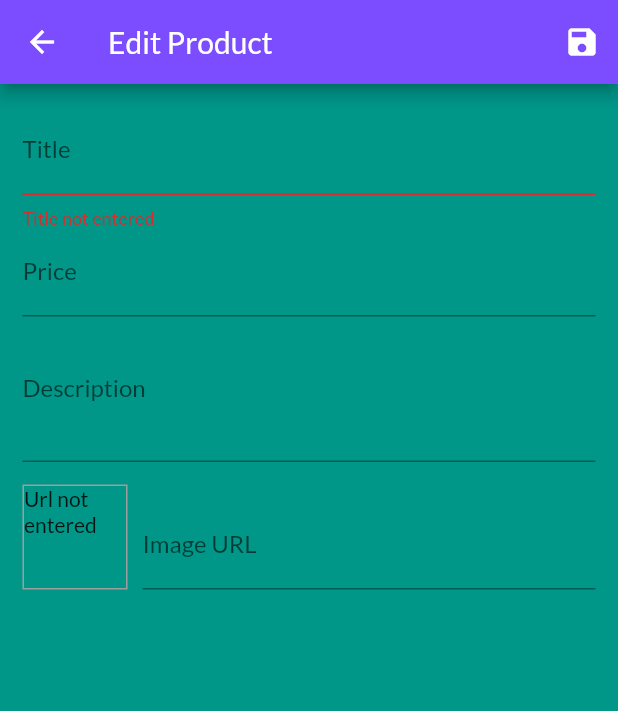
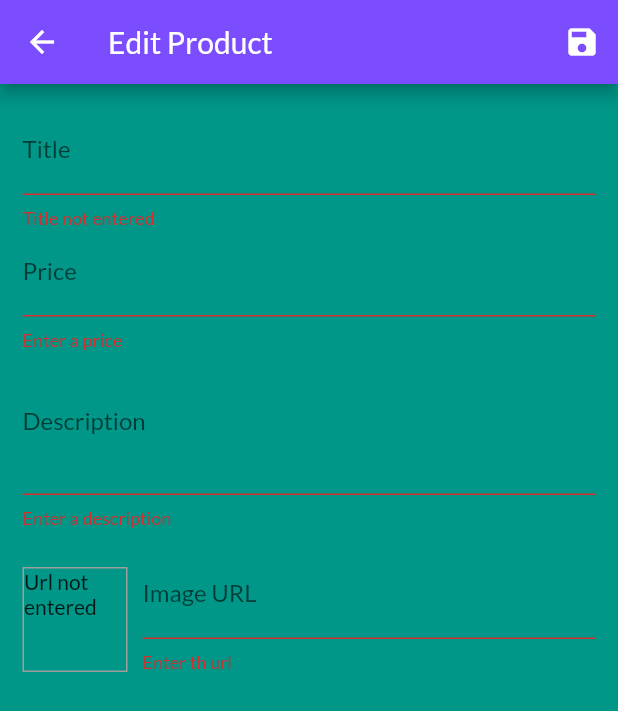
Before and after one commit to Ay-shi/shop_app, a Flutter app: the EditProduct screen opened by its route, after a tap on the "save" icon, on a phone screen of 412 x 824 dp. Shown: the top 711 px of the screen. Run offline on Flutter 3.47's test engine with Material 2 defaults, Android fonts, the phone set to English and light mode, and no system bars; network calls fail.

Commit message:
error messages while eiting products

```diff
--- a/lib/screens/edit_product_screen.dart
+++ b/lib/screens/edit_product_screen.dart
@@ -1,4 +1,3 @@
-import 'package:flutter/cupertino.dart';
 import 'package:flutter/material.dart';
 import 'package:shop_app/providers/product.dart';
 
@@ -48,6 +47,13 @@ class _EditProductState extends State<EditProduct> {
 
   void _updateImg() {
     if (!_imgFocusNode.hasFocus) {
+      if (!(_imageUrlController.text.startsWith("http") ||
+          (_imageUrlController.text.startsWith("https")))) return;
+      //     ||
+      // (!(_imageUrlController.text.endsWith(".png") ||
+      //     (_imageUrlController.text.endsWith(".jpeg")) ||
+      //     _imageUrlController.text.endsWith(".jpg")))) return;
+
       setState(() {});
     }
   }
@@ -112,6 +118,16 @@ class _EditProductState extends State<EditProduct> {
                     onSaved: (val) {
                       ps.price != val;
                     },
+                    validator: (value) {
+                      if (value!.isEmpty) return "Enter a price";
+                      if (double.tryParse(value) == null) {
+                        return "Enter a valid input";
+                      }
+                      if (double.parse(value) <= 0)
+                        return "Enter a velue greater then 0";
+
+                      return null;
+                    },
                   ),
                   TextFormField(
                     focusNode: _descriptionFocusNode,
@@ -120,6 +136,12 @@ class _EditProductState extends State<EditProduct> {
                     decoration: InputDecoration(labelText: 'Description'),
                     onSaved: (val) {
                       ps.description != val;
+                    },
+                    validator: (value) {
+                      if (value!.isEmpty) return "Enter a description";
+                      if (value.length <= 10)
+                        return "Enter a descprition with more than 10 characters";
+                      return null;
                     },
                   ),
                   SizedBox(
@@ -159,6 +181,17 @@ class _EditProductState extends State<EditProduct> {
                           onFieldSubmitted: (_) {
                             return _saveForm();
                           },
+                          validator: (value) {
+                            if (value!.isEmpty) return "Enter th url";
+                            if (!(value.startsWith("http") ||
+                                (value.startsWith("https"))))
+                              return "Enter a valid URL";
+                            // if (!(value.endsWith(".png") ||
+                            //     (value.endsWith(".jpeg")) ||
+                            //     value.endsWith(".jpg")))
+                            //   return "Enter a valid URL";
+                            return null;
+                          },
                         ),
                       ),
                     ],
```
